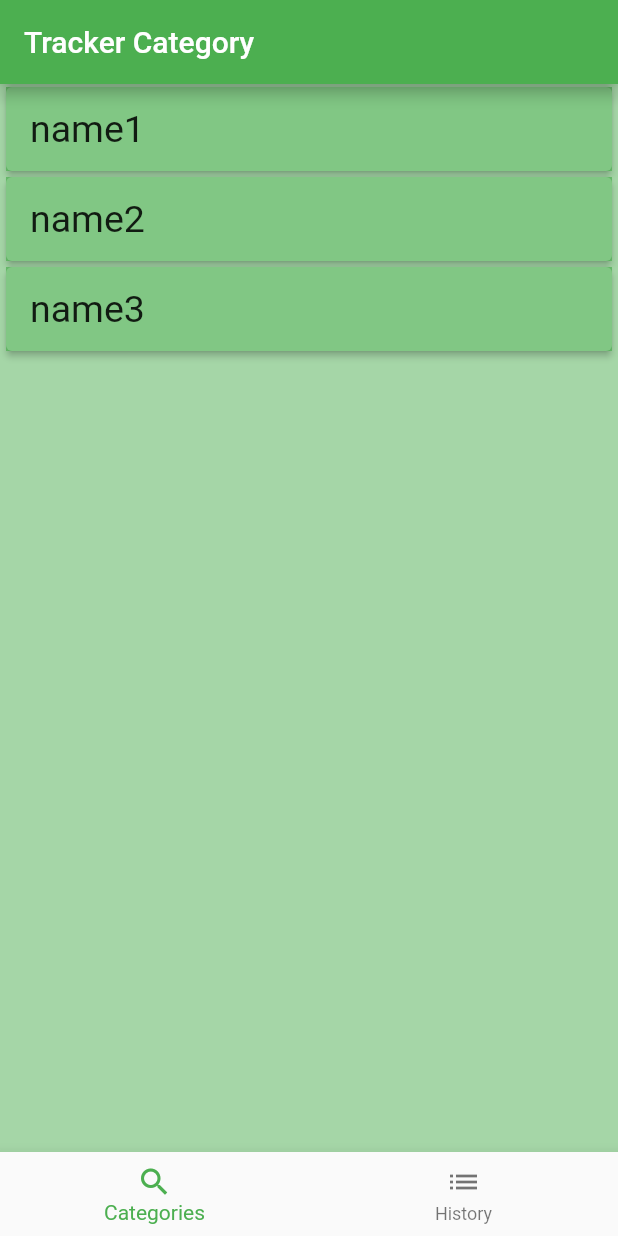
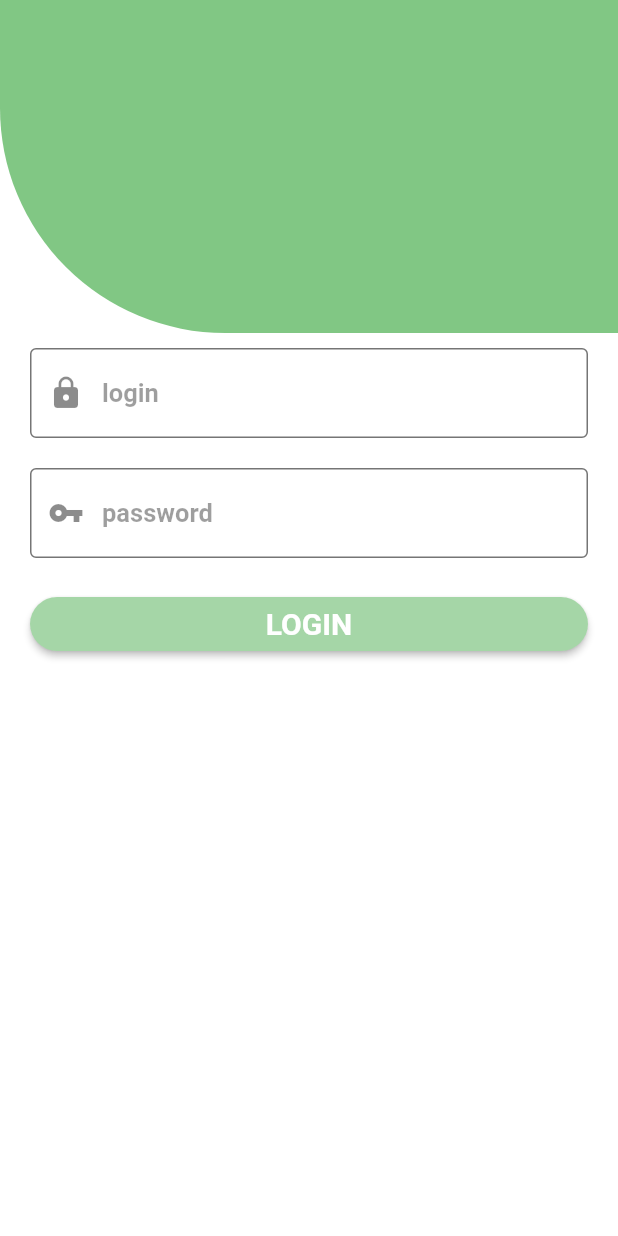
Before and after one commit to UsioZero/money_tracker, a Flutter app: the screen it shows after launch, on a phone screen of 412 x 824 dp. Run offline on Flutter 3.47's test engine with Material 2 defaults, Android fonts, the phone set to English and light mode, and no system bars.

Commit message:
+login page without show dialog when not login

```diff
--- a/lib/main.dart
+++ b/lib/main.dart
@@ -1,4 +1,6 @@
+import 'package:flutter/cupertino.dart';
 import 'package:flutter/material.dart';
+import 'package:money_tracker/screens/authorization.dart';
 import 'package:money_tracker/screens/category_list.dart';
 
 void main() => runApp(Tracker());
@@ -9,6 +11,8 @@ class Tracker extends StatefulWidget {
 }
 
 class _TrackerState extends State<Tracker> {
+  bool isAuthorizate = false;
+
   @override
   Widget build(BuildContext context) {
     return MaterialApp(
@@ -18,8 +22,33 @@ class _TrackerState extends State<Tracker> {
       ),
       home: Scaffold(
         backgroundColor: Colors.white,
-        body: CategoryList(),
+        body: (isAuthorizate)
+            ? CategoryList(onLogout)
+            : Authorization(onAuthorizate),
       ),
     );
   }
+
+  void onAuthorizate(String login, String password) {
+    if (login == 'admin' && password == 'admin') {
+      setState(() {
+        isAuthorizate = true;
+      });
+    } else {
+      // showCupertinoDialog(
+      //   context: context,
+      //   builder: (context) {
+      //     return CupertinoAlertDialog(
+      //       title: Text('123'),
+      //     );
+      //   },
+      // );
+    }
+  }
+
+  void onLogout() {
+    setState(() {
+      isAuthorizate = false;
+    });
+  }
 }
--- /dev/null
+++ b/lib/screens/authorization.dart
@@ -0,0 +1,126 @@
+import 'package:flutter/material.dart';
+
+class Authorization extends StatefulWidget {
+  final Function(String, String) onAuthorizate;
+
+  Authorization(this.onAuthorizate);
+
+  @override
+  _AuthorizationState createState() => _AuthorizationState(onAuthorizate);
+}
+
+class _AuthorizationState extends State<Authorization> {
+  Function(String, String) onAuthorizate;
+  TextEditingController _loginController = TextEditingController();
+  TextEditingController _passwordController = TextEditingController();
+
+  _AuthorizationState(this.onAuthorizate);
+
+  @override
+  Widget build(BuildContext context) {
+    return Scaffold(
+      backgroundColor: Colors.white,
+      body: ConstrainedBox(
+        constraints: BoxConstraints(maxHeight: 450),
+        child: Column(
+          children: <Widget>[box(), setLogin(), setPassword(), loginButton()],
+        ),
+      ),
+    );
+  }
+
+  Flexible box() {
+    return Flexible(
+      flex: 1,
+      child: Container(
+        child: Center(
+          child: Text(''),
+        ),
+        decoration: BoxDecoration(
+            color: Colors.green[300],
+            borderRadius: BorderRadius.only(bottomLeft: Radius.circular(150))),
+      ),
+    );
+  }
+
+  Padding setLogin() {
+    return Padding(
+      padding: EdgeInsets.symmetric(horizontal: 20, vertical: 10),
+      child: Column(
+        children: <Widget>[
+          TextField(
+            controller: _loginController,
+            style: TextStyle(
+              fontSize: 17,
+              color: Colors.black,
+            ),
+            decoration: InputDecoration(
+              hintStyle: TextStyle(
+                  fontSize: 17,
+                  fontWeight: FontWeight.bold,
+                  color: Colors.black38),
+              prefixIcon: Icon(Icons.lock),
+              hintText: 'login',
+              focusedBorder: OutlineInputBorder(
+                  borderSide: BorderSide(color: Colors.black, width: 3)),
+              enabledBorder: OutlineInputBorder(
+                  borderSide: BorderSide(color: Colors.black54, width: 1)),
+            ),
+          ),
+        ],
+      ),
+    );
+  }
+
+  Padding setPassword() {
+    return Padding(
+      padding: EdgeInsets.symmetric(horizontal: 20, vertical: 10),
+      child: Column(
+        children: <Widget>[
+          TextField(
+            controller: _passwordController,
+            style: TextStyle(
+              fontSize: 17,
+              color: Colors.black,
+            ),
+            decoration: InputDecoration(
+              hintStyle: TextStyle(
+                  fontSize: 17,
+                  fontWeight: FontWeight.bold,
+                  color: Colors.black38),
+              prefixIcon: Icon(Icons.vpn_key),
+              hintText: 'password',
+              focusedBorder: OutlineInputBorder(
+                  borderSide: BorderSide(color: Colors.black, width: 3)),
+              enabledBorder: OutlineInputBorder(
+                  borderSide: BorderSide(color: Colors.black54, width: 1)),
+            ),
+          ),
+        ],
+      ),
+    );
+  }
+
+  Padding loginButton() {
+    return Padding(
+        padding: EdgeInsets.symmetric(horizontal: 20, vertical: 10),
+        child: SizedBox(
+          width: double.infinity,
+          child: RaisedButton(
+            shape: RoundedRectangleBorder(
+                borderRadius: BorderRadius.all(Radius.circular(50))),
+            color: Colors.green[200],
+            onPressed: () {
+              onAuthorizate(_loginController.text, _passwordController.text);
+            },
+            child: Text(
+              'LOGIN',
+              style: TextStyle(
+                  fontSize: 20,
+                  fontWeight: FontWeight.bold,
+                  color: Colors.white),
+            ),
+          ),
+        ));
+  }
+}
--- a/lib/screens/category_list.dart
+++ b/lib/screens/category_list.dart
@@ -4,15 +4,20 @@ import 'package:money_tracker/models/product.dart';
 import 'package:money_tracker/screens/products_list.dart';
 
 class CategoryList extends StatefulWidget {
+  final Function() onLogout;
+
+  CategoryList(this.onLogout);
+
   @override
-  CategoryListState createState() => CategoryListState();
+  CategoryListState createState() => CategoryListState(onLogout);
 }
 
 class CategoryListState extends State<CategoryList> {
   int _selectedIndex = 0;
   List<Category> categories;
+  Function() onLogout;
 
-  CategoryListState() {
+  CategoryListState(this.onLogout) {
     categories = [
       Category('1', 'name1', []),
       Category('2', 'name2', []),
@@ -43,7 +48,16 @@ class CategoryListState extends State<CategoryList> {
     return Scaffold(
       backgroundColor: Colors.green[200],
       appBar: AppBar(
-        title: Text('Tracker Category'),
+        title: ListTile(
+            title: Text(
+              'Tracker Category',
+              style: TextStyle(fontSize: 20),
+            ),
+            trailing: IconButton(
+                icon: Icon(Icons.lock_open),
+                onPressed: () {
+                  onLogout();
+                })),
       ),
       body: ListView.builder(
         itemCount: categories.length,
--- a/lib/screens/new_product.dart
+++ b/lib/screens/new_product.dart
@@ -28,6 +28,9 @@ class _NewProductState extends State<NewProduct> {
       body: Container(
         child: Column(
           children: <Widget>[
+            SizedBox.expand(
+              child: Container(child: Image.asset('')),
+            ),
             setProductName(),
             setProductprice(),
             RaisedButton(
```
